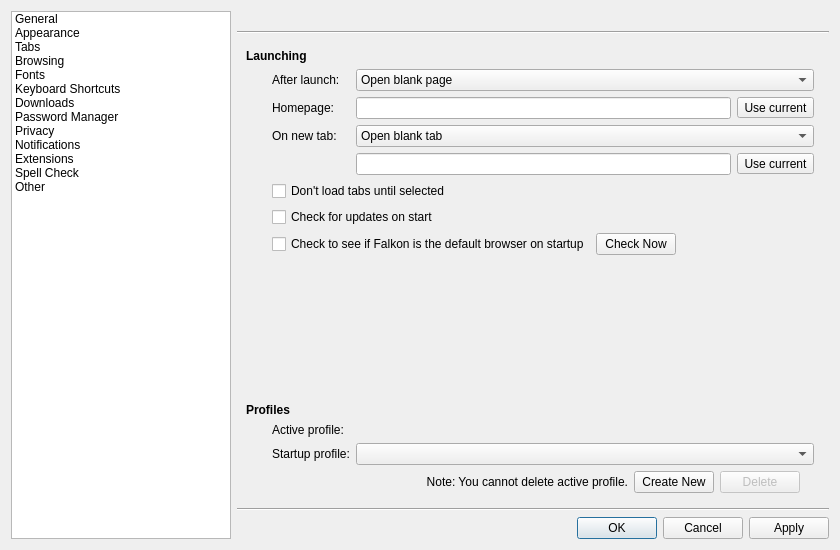
Qt form src/lib/preferences/preferences.ui (KDE/falkon) before a commit.
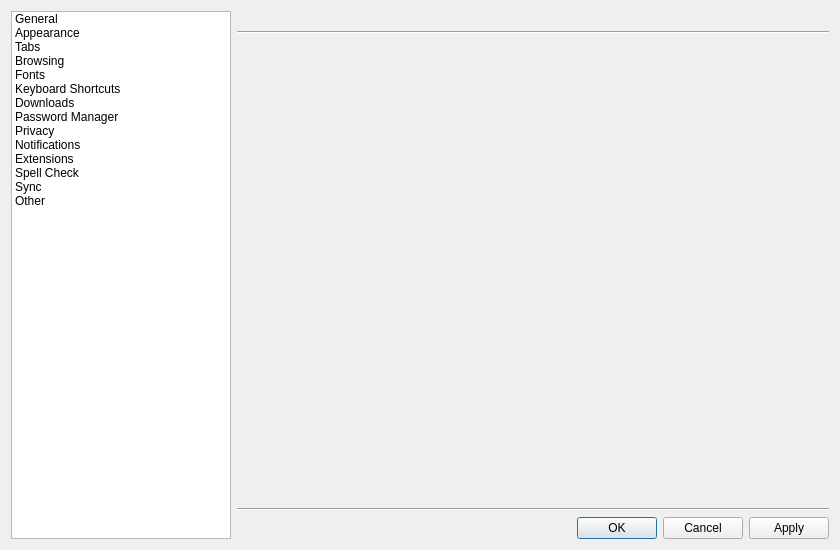
The same form after that commit. Custom widgets are drawn as their Qt base class.

Commit message:
Add Sync tab in Preferences, Load FxA login & Add HKDF algorithm.
Add Sync tab in Prefernces.
Load Firefox Account Login page in Sync tab in Prefernces.
Add HKDF algorithm that will be used for key stretching during Sync
process.

The edit to the form file:
```diff
--- a/src/lib/preferences/preferences.ui
+++ b/src/lib/preferences/preferences.ui
@@ -115,6 +115,11 @@
        <string>Spell Check</string>
       </property>
      </item>
+     <item>
+      <property name="text">
+       <string>Sync</string>
+      </property>
+     </item>
      <item>
       <property name="text">
        <string>Other</string>
@@ -145,8 +150,8 @@
        <rect>
         <x>0</x>
         <y>0</y>
-        <width>582</width>
-        <height>476</height>
+        <width>602</width>
+        <height>456</height>
        </rect>
       </property>
       <layout class="QVBoxLayout" name="verticalLayout_4">
@@ -168,7 +173,7 @@
           <enum>Qt::NoFocus</enum>
          </property>
          <property name="currentIndex">
-          <number>0</number>
+          <number>12</number>
          </property>
          <widget class="QWidget" name="generalPage">
           <layout class="QGridLayout" name="gridLayout_6">
@@ -2437,6 +2442,19 @@
            </item>
           </layout>
          </widget>
+         <widget class="QWidget" name="syncPage">
+          <widget class="QWidget" name="horizontalLayoutWidget">
+           <property name="geometry">
+            <rect>
+             <x>0</x>
+             <y>0</y>
+             <width>601</width>
+             <height>451</height>
+            </rect>
+           </property>
+           <layout class="QHBoxLayout" name="syncFrame"/>
+          </widget>
+         </widget>
          <widget class="QWidget" name="otherPage">
           <layout class="QGridLayout" name="gridLayout_13">
            <item row="15" column="2">
```
Left out of the diff: 4 changed lines with no effect on the pictures. The commit also changes 11 other files.
